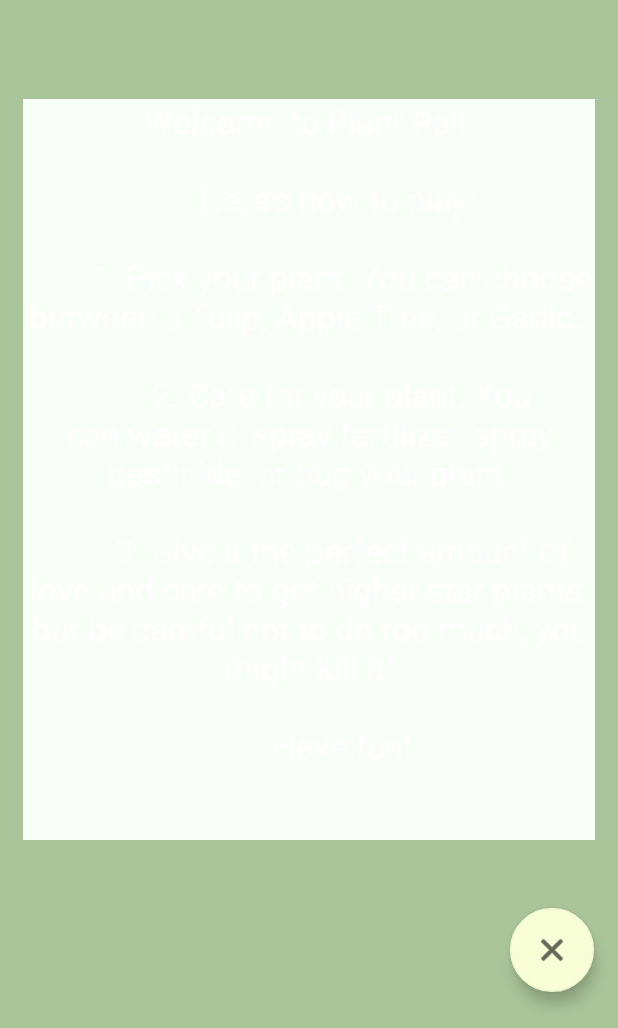
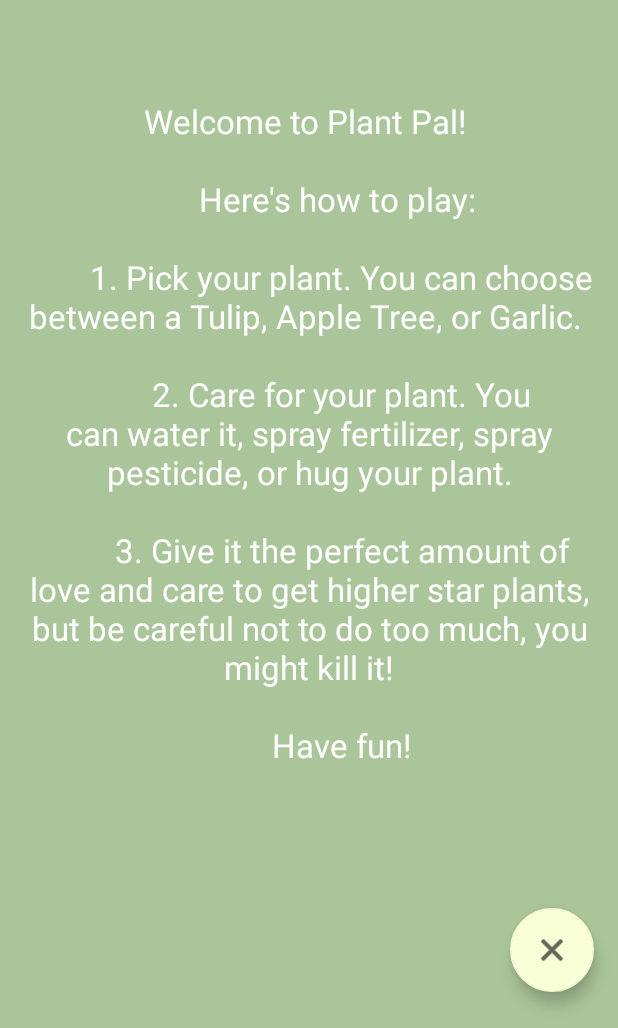
Before and after one commit to kevinawongw/KevinaWong_MAD, an Android app: the screen it shows after launch (MainActivity), after a tap on an icon or button, on a phone screen of 412 x 824 dp, the part 208-1236 px from its top. Run offline under Robolectric (Android 15) with nearby library versions, the phone set to English and light mode, and no system bars; Roboto replaces fonts that are not available here.

Commit message:
fix color

```diff
--- a/Project2/app/src/main/res/layout/activity_main.xml
+++ b/Project2/app/src/main/res/layout/activity_main.xml
@@ -76,7 +76,7 @@
         android:layout_marginStart="15dp"
         android:layout_marginTop="20dp"
         android:layout_marginEnd="15dp"
-        android:background="#F7FFF6"
+        android:background="#00F7FFF6"
         android:fontFamily="@font/paytone_one"
         android:gravity="center|top"
         android:text="@string/helpInstructions"
```
